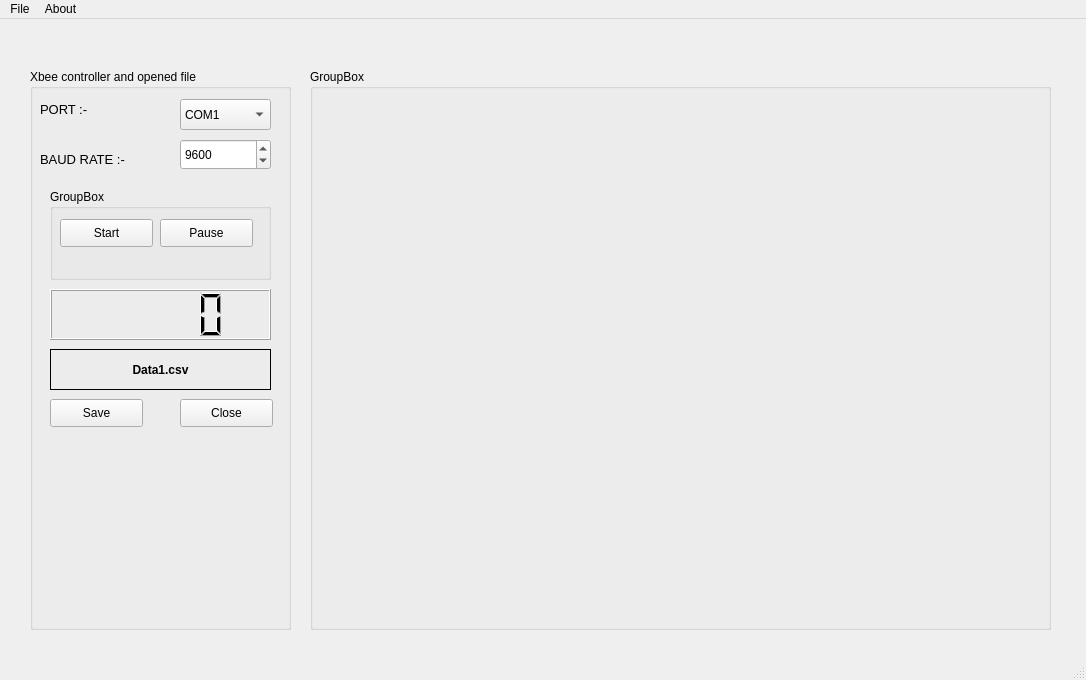
Qt form NEXTJS.ui (Lokesh23102002/GUI_Cansat_PyQt5) before a commit.
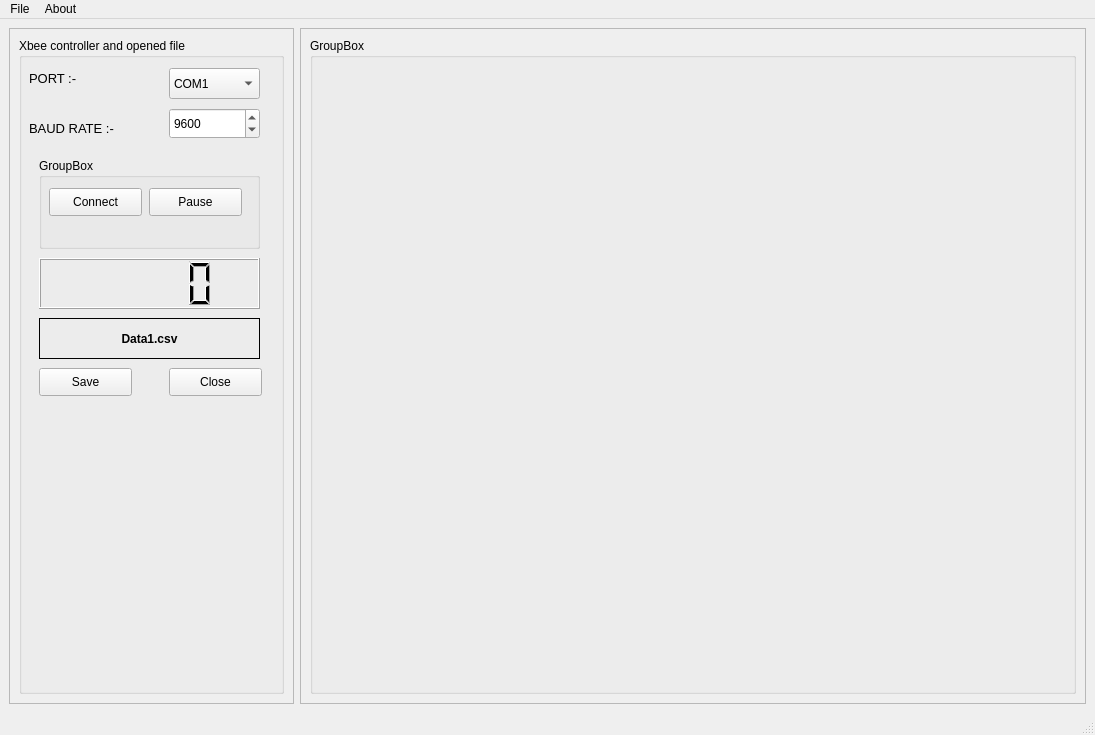
The same form after that commit. Icons and pictures are not drawn.

What changed in the file:
```diff
--- a/NEXTJS.ui
+++ b/NEXTJS.ui
@@ -6,8 +6,8 @@
    <rect>
     <x>0</x>
     <y>0</y>
-    <width>1086</width>
-    <height>680</height>
+    <width>1095</width>
+    <height>735</height>
    </rect>
   </property>
   <property name="mouseTracking">
@@ -20,15 +20,30 @@
    <string>NEXTJS</string>
   </property>
   <widget class="QWidget" name="centralwidget">
-   <widget class="QGroupBox" name="groupBox">
-    <property name="geometry">
-     <rect>
-      <x>30</x>
-      <y>50</y>
-      <width>261</width>
-      <height>561</height>
-     </rect>
-    </property>
+   <layout class="QHBoxLayout" name="horizontalLayout">
+    <item>
+     <widget class="QFrame" name="frame">
+      <property name="minimumSize">
+       <size>
+        <width>285</width>
+        <height>0</height>
+       </size>
+      </property>
+      <property name="maximumSize">
+       <size>
+        <width>285</width>
+        <height>16777215</height>
+       </size>
+      </property>
+      <property name="frameShape">
+       <enum>QFrame::StyledPanel</enum>
+      </property>
+      <property name="frameShadow">
+       <enum>QFrame::Raised</enum>
+      </property>
+      <layout class="QHBoxLayout" name="horizontalLayout_2">
+       <item>
+        <widget class="QGroupBox" name="Xbee_controll">
     <property name="title">
      <string>Xbee controller and opened file</string>
     </property>
@@ -128,7 +143,7 @@
       <number>9600</number>
      </property>
     </widget>
-    <widget class="QGroupBox" name="groupBox_2">
+         <widget class="QGroupBox" name="Xbee_connections">
      <property name="geometry">
       <rect>
        <x>20</x>
@@ -163,7 +178,7 @@
        </rect>
       </property>
       <property name="text">
-       <string>Start</string>
+            <string>Connect</string>
       </property>
      </widget>
     </widget>
@@ -229,26 +244,77 @@
      </property>
     </widget>
    </widget>
-   <widget class="QGroupBox" name="groupBox_3">
-    <property name="geometry">
-     <rect>
-      <x>310</x>
-      <y>50</y>
+       </item>
+      </layout>
+     </widget>
+    </item>
+    <item>
+     <widget class="QFrame" name="frame_2">
+      <property name="frameShape">
+       <enum>QFrame::StyledPanel</enum>
+      </property>
+      <property name="frameShadow">
+       <enum>QFrame::Raised</enum>
+      </property>
+      <layout class="QVBoxLayout" name="verticalLayout_2">
+       <item>
+        <widget class="QGroupBox" name="Graphs">
+         <property name="minimumSize">
+          <size>
       <width>741</width>
-      <height>561</height>
-     </rect>
+           <height>80</height>
+          </size>
+         </property>
+         <property name="maximumSize">
+          <size>
+           <width>165777</width>
+           <height>165777</height>
+          </size>
     </property>
     <property name="title">
      <string>GroupBox</string>
     </property>
-   </widget>
+         <layout class="QVBoxLayout" name="verticalLayout">
+          <item>
+           <widget class="QWidget" name="widget" native="true">
+            <property name="minimumSize">
+             <size>
+              <width>701</width>
+              <height>20</height>
+             </size>
+            </property>
+            <property name="layoutDirection">
+             <enum>Qt::LeftToRight</enum>
+            </property>
+           </widget>
+          </item>
+          <item>
+           <widget class="QWidget" name="widget_2" native="true">
+            <property name="minimumSize">
+             <size>
+              <width>701</width>
+              <height>20</height>
+             </size>
+            </property>
+            <property name="layoutDirection">
+             <enum>Qt::LeftToRight</enum>
+            </property>
+           </widget>
+          </item>
+         </layout>
+        </widget>
+       </item>
+      </layout>
+     </widget>
+    </item>
+   </layout>
   </widget>
   <widget class="QMenuBar" name="menubar">
    <property name="geometry">
     <rect>
      <x>0</x>
      <y>0</y>
-     <width>1086</width>
+     <width>1095</width>
      <height>26</height>
     </rect>
    </property>
```
Lines whose indentation alone changed are shown as unchanged.
